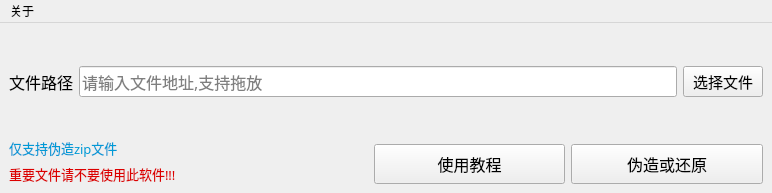
This is main.ui in 15dd/File-Header-Forger as Qt 5 draws it before an edit. The edited form follows.
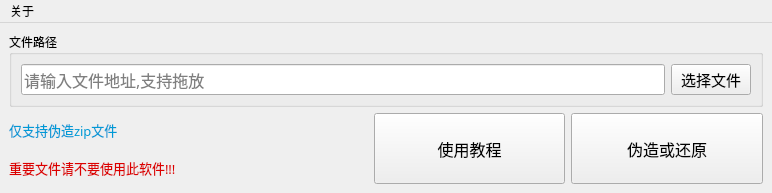
This is the edited form. Icons and pictures are not drawn.

```diff
--- a/main.ui
+++ b/main.ui
@@ -25,35 +25,26 @@
     <item row="0" column="0">
      <layout class="QGridLayout" name="gridLayout_2">
       <item row="0" column="0" colspan="2">
+       <widget class="QGroupBox" name="groupBox">
+        <property name="font">
+         <font>
+          <family>Microsoft YaHei</family>
+          <pointsize>9</pointsize>
+         </font>
+        </property>
+        <property name="styleSheet">
+         <string notr="true">
+</string>
+        </property>
+        <property name="title">
+         <string>文件路径</string>
+        </property>
+        <property name="flat">
+         <bool>false</bool>
+        </property>
        <layout class="QGridLayout" name="gridLayout">
         <item row="0" column="0">
-         <spacer name="verticalSpacer">
-          <property name="orientation">
-           <enum>Qt::Vertical</enum>
-          </property>
-          <property name="sizeHint" stdset="0">
-           <size>
-            <width>20</width>
-            <height>40</height>
-           </size>
-          </property>
-         </spacer>
-        </item>
-        <item row="1" column="0">
          <layout class="QHBoxLayout" name="horizontalLayout">
-          <item>
-           <widget class="QLabel" name="label">
-            <property name="font">
-             <font>
-              <family>Microsoft YaHei</family>
-              <pointsize>12</pointsize>
-             </font>
-            </property>
-            <property name="text">
-             <string>文件路径</string>
-            </property>
-           </widget>
-          </item>
           <item>
            <widget class="QLineEdit" name="lineEdit">
             <property name="sizePolicy">
@@ -92,22 +83,10 @@
           </item>
          </layout>
         </item>
-        <item row="2" column="0">
-         <spacer name="verticalSpacer_2">
-          <property name="orientation">
-           <enum>Qt::Vertical</enum>
-          </property>
-          <property name="sizeHint" stdset="0">
-           <size>
-            <width>20</width>
-            <height>40</height>
-           </size>
-          </property>
-         </spacer>
-        </item>
-       </layout>
+        </layout>
+       </widget>
       </item>
-      <item row="1" column="0" rowspan="2">
+      <item row="1" column="0">
        <layout class="QVBoxLayout" name="verticalLayout">
         <item>
          <widget class="QLabel" name="label_2">
@@ -148,7 +127,7 @@
         </item>
        </layout>
       </item>
-      <item row="2" column="1">
+      <item row="1" column="1">
        <layout class="QHBoxLayout" name="horizontalLayout_2">
         <item>
          <spacer name="horizontalSpacer">
```
Left out of the diff: 2 changed lines with no effect on the pictures. Lines whose indentation alone changed are shown as unchanged.
